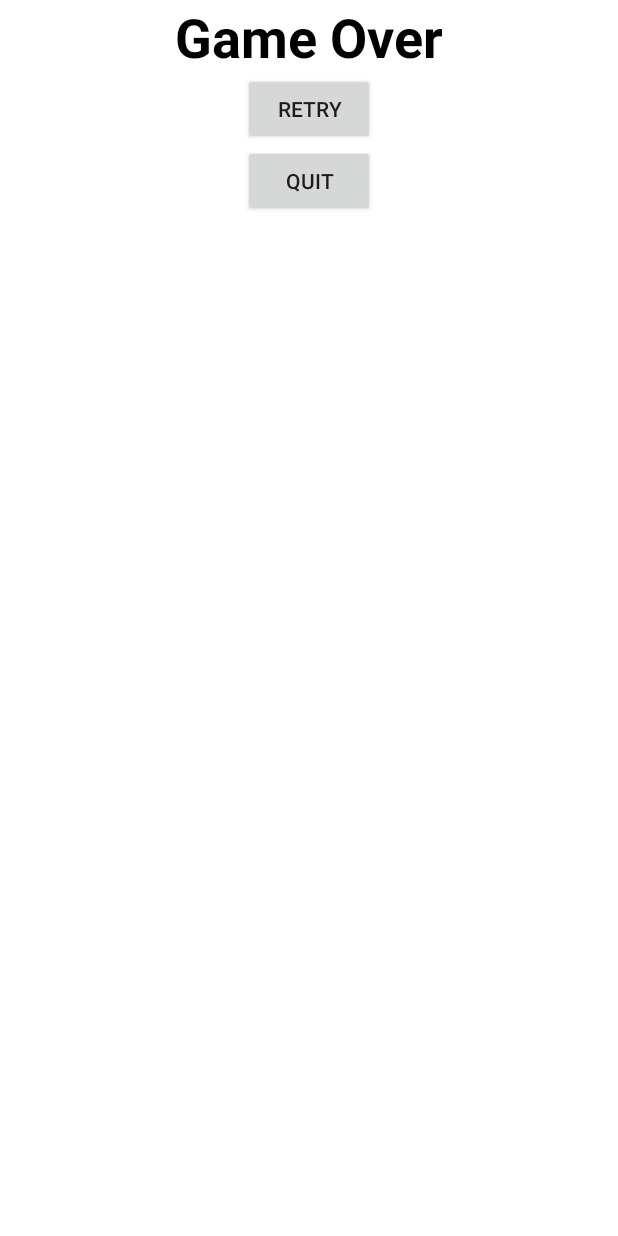
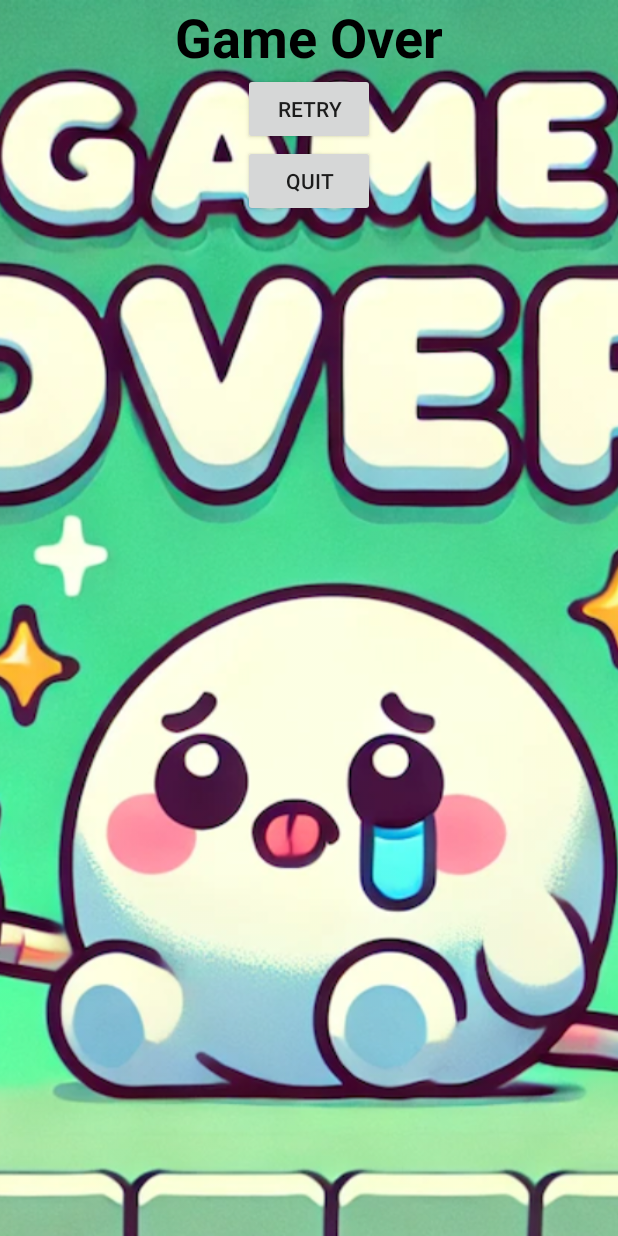
Before and after one commit to ImagineWagons8487/FlailsAndFriends, an Android app: the layout activity_game_over.xml on its own in the app's theme, with its tools: preview values and no code run, on a phone screen of 412 x 824 dp. Run offline under Robolectric (Android 15) with nearby library versions, the phone set to English and light mode, and no system bars.

Commit message:
Added game over image & updated activity_game_over.xml 😜

```diff
--- a/app/src/main/res/layout/activity_game_over.xml
+++ b/app/src/main/res/layout/activity_game_over.xml
@@ -3,6 +3,18 @@
     android:layout_width="match_parent"
     android:layout_height="match_parent"
     android:background="@android:color/white">
+
+    <!-- Background Image for Game Over -->
+    <ImageView
+        android:id="@+id/gameOverImage"
+        android:layout_width="0dp"
+        android:layout_height="0dp"
+        android:src="@drawable/game_over"
+        android:scaleType="centerCrop"
+        app:layout_constraintTop_toTopOf="parent"
+        app:layout_constraintBottom_toBottomOf="parent"
+        app:layout_constraintStart_toStartOf="parent"
+        app:layout_constraintEnd_toEndOf="parent" />
 
     <!-- Game Over Text -->
     <TextView
```
Also changed, not shown: app/src/main/res/drawable/game_over.png (added).
